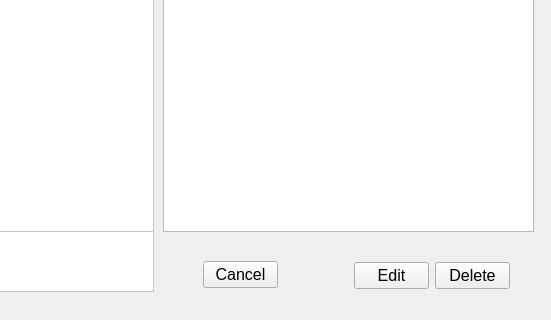
The window that Mainwindow/edit_hall/edit_hall.ui (Drakenhielm/Biobokningssystem) describes before a commit, drawn with Qt 5; both pictures show x 307 to 858 and y 149 to 469 of the 858 by 469 pixel window.
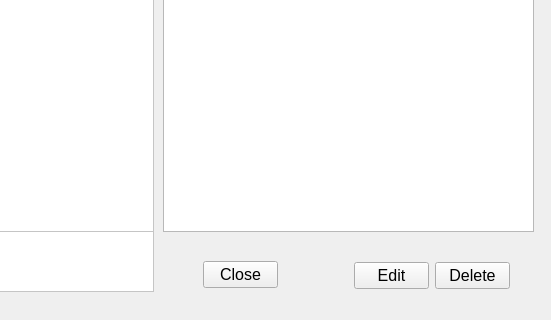
The same window after the commit.

Patch:
```diff
--- a/Mainwindow/edit_hall/edit_hall.ui
+++ b/Mainwindow/edit_hall/edit_hall.ui
@@ -279,7 +279,7 @@
     </font>
    </property>
    <property name="text">
-    <string>Cancel</string>
+    <string>Close</string>
    </property>
   </widget>
  </widget>
```
Left out of the diff: 2 changed lines with no effect on the pictures.
